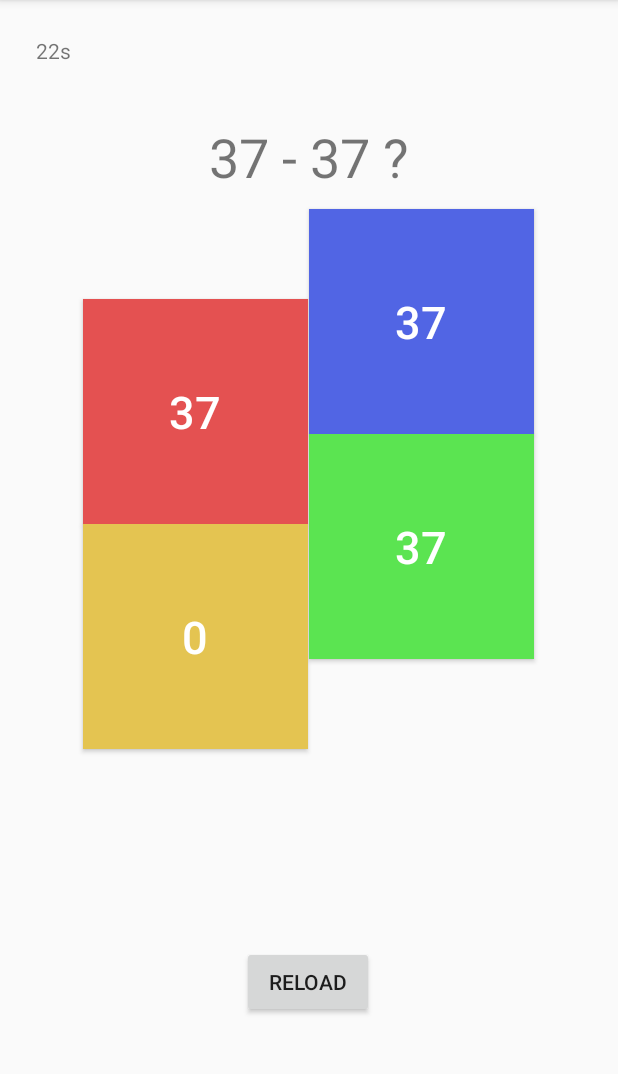
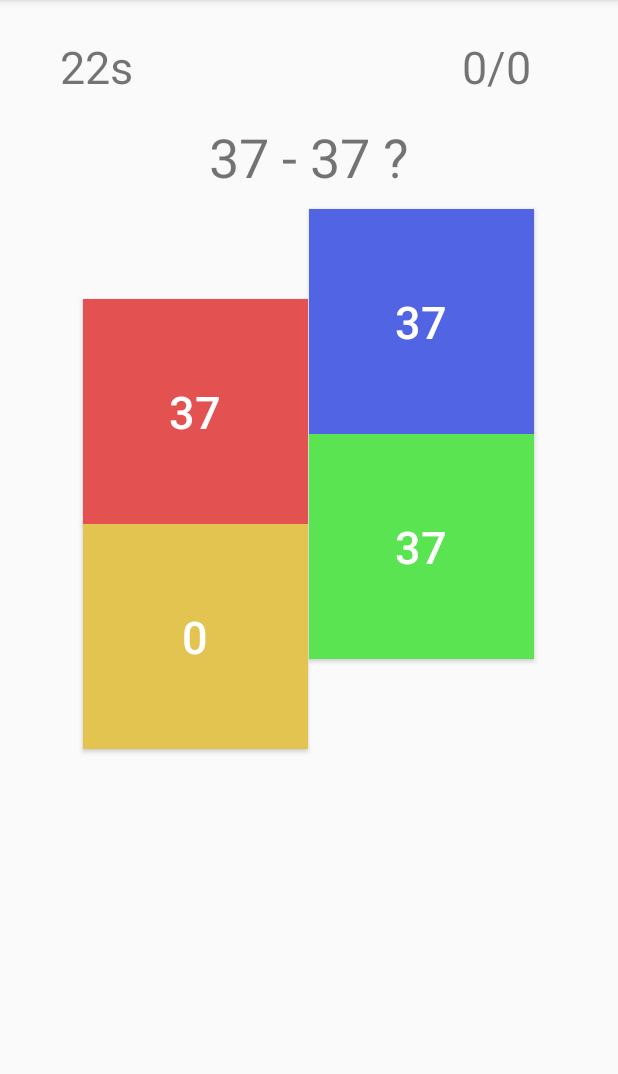
Before and after one commit to robbbowes/BrainTrainerApp, an Android app: the screen it shows after launch (MainActivity), on a phone screen of 412 x 824 dp, the part 84-1158 px from its top. Run offline under Robolectric (Android 15) with nearby library versions, the phone set to English and light mode, and no system bars.

Commit message:
Clear TextViews and reset score on new game

```diff
--- a/app/src/main/java/com/example/braintrainerapp/MainActivity.java
+++ b/app/src/main/java/com/example/braintrainerapp/MainActivity.java
@@ -4,6 +4,7 @@ import android.os.CountDownTimer;
 import android.support.v7.app.AppCompatActivity;
 import android.os.Bundle;
 import android.view.View;
+import android.widget.Button;
 import android.widget.TextView;
 
 import java.util.ArrayList;
@@ -15,17 +16,39 @@ import static java.util.Arrays.asList;
 public class MainActivity extends AppCompatActivity {
 
     private int correctAnswerIndex;
-    private int correctAnswers;
-    private int totalAnswered;
-    private boolean timeUp;
+    private int correctAnswers = 0;
+    private int totalAnswered = 0;
+    private boolean timeUp = false;
     private CountDownTimer countdownTimer;
 
     @Override
     protected void onCreate(Bundle savedInstanceState) {
         super.onCreate(savedInstanceState);
         setContentView(R.layout.activity_main);
+        newGame();
+    }
+
+    private void newGame() {
+        Button newGameButton = findViewById(R.id.newGameButton);
+        newGameButton.setVisibility(View.INVISIBLE);
+        TextView feedbackTextView = findViewById(R.id.feedbackTextView);
+        feedbackTextView.clearComposingText();
+        timeUp = false;
+        correctAnswers = 0;
+        totalAnswered = 0;
+        updateScore();
         createNewTimer();
         createAndDisplayQuestions();
+    }
+
+    private void updateScore() {
+        TextView scoreTextView = findViewById(R.id.score);
+        String scoreString = correctAnswers + "/" + totalAnswered;
+        scoreTextView.setText(scoreString);
+    }
+
+    public void restart(View view) {
+        newGame();
     }
 
     public void createNewTimer() {
@@ -40,6 +63,13 @@ public class MainActivity extends AppCompatActivity {
             @Override
             public void onFinish() {
                 timeUp = true;
+                TextView feedbackTextView = findViewById(R.id.feedbackTextView);
+                String timeUp = "Time's up!";
+                feedbackTextView.setText(timeUp);
+                TextView timerTextView = findViewById(R.id.timeRemaining);
+                timerTextView.clearComposingText();
+                Button newGameButton = findViewById(R.id.newGameButton);
+                newGameButton.setVisibility(View.VISIBLE);
             }
         };
         countdownTimer.start();
@@ -59,9 +89,7 @@ public class MainActivity extends AppCompatActivity {
             TextView feedbackTextView = findViewById(R.id.feedbackTextView);
             feedbackTextView.setText(feedbackString);
 
-            TextView scoreTextView = findViewById(R.id.score);
-            String scoreString = correctAnswers + "/" + totalAnswered;
-            scoreTextView.setText(scoreString);
+            updateScore();
             createAndDisplayQuestions();
         }
     }
@@ -83,11 +111,6 @@ public class MainActivity extends AppCompatActivity {
             answerString = number1 + " - " + number2 + " ?";
         }
         return new AnswerObjectClass(answerInt, answerString);
-    }
-
-    public void reload(View view) {
-        createNewTimer();
-        createAndDisplayQuestions();
     }
 
     public void createAndDisplayQuestions() {
--- a/app/src/main/res/layout/activity_main.xml
+++ b/app/src/main/res/layout/activity_main.xml
@@ -76,6 +76,7 @@
         android:layout_height="50dp"
         android:layout_marginTop="24dp"
         android:layout_marginEnd="24dp"
+        android:textSize="30sp"
         app:layout_constraintEnd_toEndOf="parent"
         app:layout_constraintTop_toTopOf="parent" />
 
@@ -85,6 +86,8 @@
         android:layout_height="50dp"
         android:layout_marginStart="24dp"
         android:layout_marginTop="24dp"
+        android:textAlignment="center"
+        android:textSize="30sp"
         app:layout_constraintStart_toStartOf="parent"
         app:layout_constraintTop_toTopOf="parent" />
 
@@ -104,14 +107,14 @@
         app:layout_constraintTop_toTopOf="parent" />
 
     <Button
-        android:id="@+id/button"
+        android:id="@+id/newGameButton"
         android:layout_width="wrap_content"
         android:layout_height="wrap_content"
         android:layout_marginStart="8dp"
-        android:layout_marginTop="131dp"
+        android:layout_marginTop="100dp"
         android:layout_marginEnd="8dp"
-        android:onClick="reload"
-        android:text="Reload"
+        android:onClick="restart"
+        android:text="@string/new_game"
         app:layout_constraintEnd_toEndOf="parent"
         app:layout_constraintHorizontal_bias="0.498"
         app:layout_constraintStart_toStartOf="parent"
@@ -127,7 +130,7 @@
         android:layout_marginBottom="104dp"
         android:textAlignment="center"
         android:textSize="60sp"
-        app:layout_constraintBottom_toTopOf="@+id/button"
+        app:layout_constraintBottom_toTopOf="@+id/newGameButton"
         app:layout_constraintEnd_toEndOf="parent"
         app:layout_constraintHorizontal_bias="0.498"
         app:layout_constraintStart_toStartOf="parent"
--- a/app/src/main/res/values/strings.xml
+++ b/app/src/main/res/values/strings.xml
@@ -1,3 +1,4 @@
 <resources>
     <string name="app_name">Brain Trainer App</string>
+    <string name="new_game">New Game</string>
 </resources>
```
